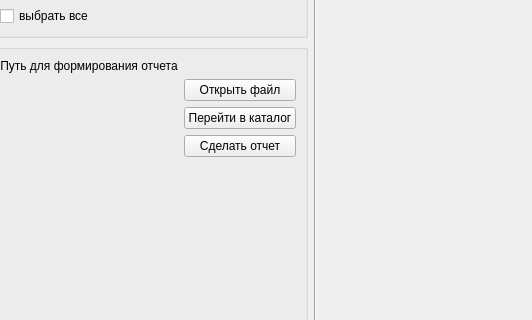
Before: the Qt Designer form Source/report/qt/otchet/mainwindow2.ui in RockHero666/AZDK_PDFcreator, drawn with Qt 5; both pictures show x 336 to 868 and y 188 to 508 of the 868 by 643 pixel window.
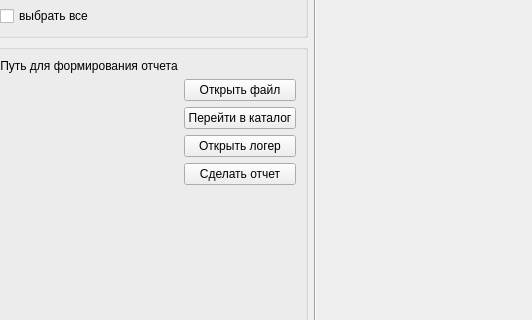
After: the same form once the commit is applied. Custom widgets are drawn as their Qt base class.

Patch:
```diff
--- a/Source/report/qt/otchet/mainwindow2.ui
+++ b/Source/report/qt/otchet/mainwindow2.ui
@@ -183,7 +183,7 @@
           </widget>
          </item>
          <item row="2" column="1">
-          <widget class="QPushButton" name="pushButton">
+          <widget class="QPushButton" name="Calendar_button">
            <property name="text">
             <string>Выставить дату</string>
            </property>
@@ -327,14 +327,14 @@
            </property>
           </widget>
          </item>
-         <item row="3" column="1">
+         <item row="4" column="1">
           <widget class="QPushButton" name="create_button">
            <property name="text">
             <string>Сделать отчет</string>
            </property>
           </widget>
          </item>
-         <item row="4" column="0">
+         <item row="5" column="0">
           <spacer name="verticalSpacer">
            <property name="orientation">
             <enum>Qt::Vertical</enum>
@@ -347,7 +347,7 @@
            </property>
           </spacer>
          </item>
-         <item row="5" column="0" colspan="2">
+         <item row="6" column="0" colspan="2">
           <widget class="QProgressBar" name="progressBar">
            <property name="styleSheet">
             <string notr="true">QProgressBar {
@@ -382,6 +382,13 @@
            </property>
           </widget>
          </item>
+         <item row="3" column="1">
+          <widget class="QPushButton" name="loger_button">
+           <property name="text">
+            <string>Открыть логер</string>
+           </property>
+          </widget>
+         </item>
         </layout>
        </widget>
       </item>
```
